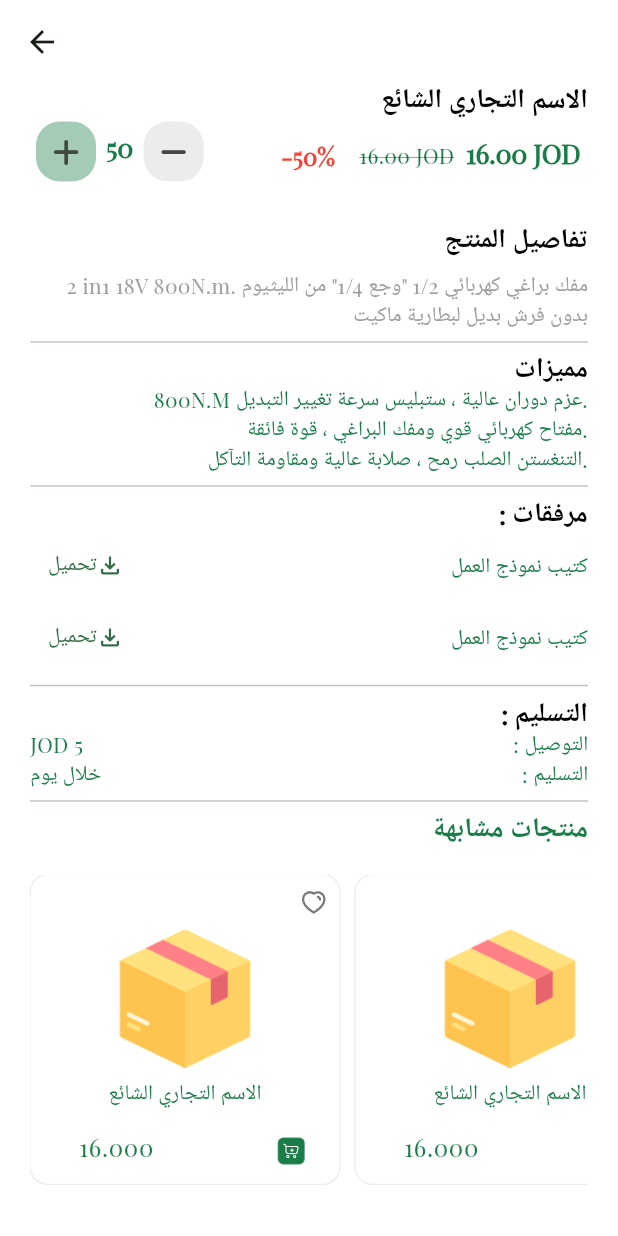
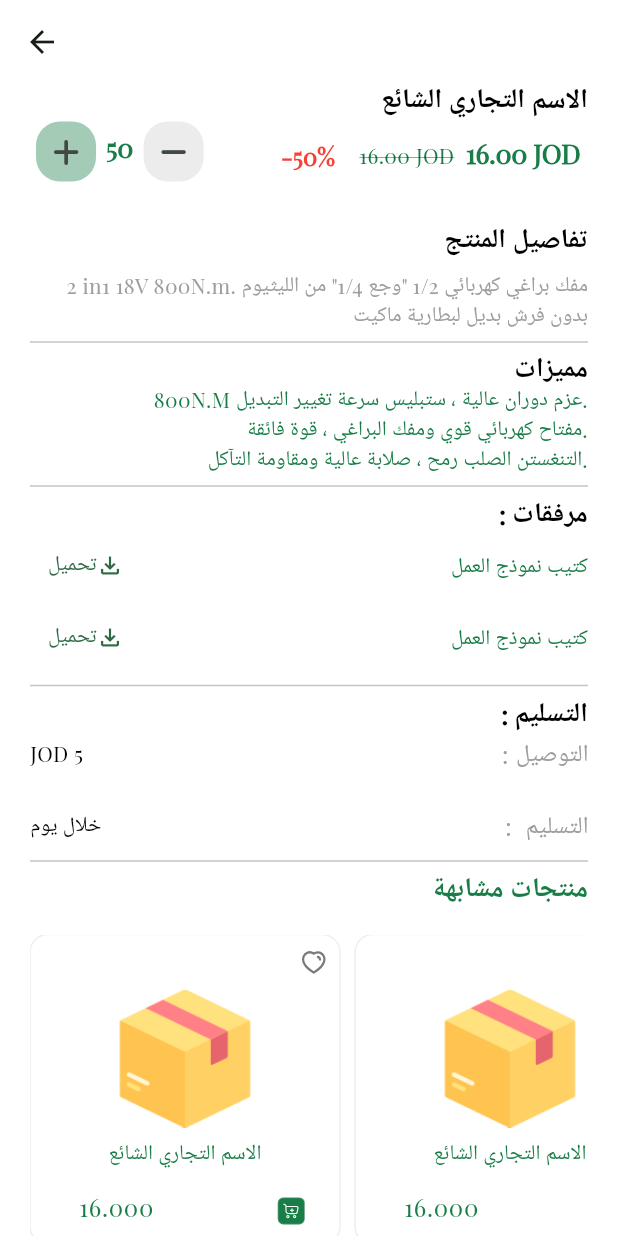
Before and after one commit to ElHbrouk/comatecs, a Flutter app: the ItemDetailView screen opened directly, on a phone screen of 412 x 824 dp. Run offline on Flutter 3.47's test engine with Material 3 defaults, Android fonts, the phone set to English and light mode, and no system bars; our stand-ins replace dartz, firebase_messaging, flutter_otp_text_field, flutter_svg, fluttericon, font_awesome_flutter and 3 more; accounts and stored records are empty; project files that could hold a hidden picture were left out.

Commit message:
Refactor item delivery widget UI
- Adjusted font sizes and colors for better readability
- Added vertical spacing between rows for improved layout

```diff
--- a/lib/features/home/presentaion/views/widgets/items/item_deliver.dart
+++ b/lib/features/home/presentaion/views/widgets/items/item_deliver.dart
@@ -15,22 +15,41 @@ class ItemDeliver extends StatelessWidget {
                 color: Colors.black,
               ),
         ),
-        const Row(
+        Row(
           mainAxisAlignment: MainAxisAlignment.spaceBetween,
           children: [
             Text(
               'JOD 5',
+              style: Theme.of(context).textTheme.bodyMedium!.copyWith(
+                    color: Colors.black,
+                  ),
             ),
             Text(
               ': التوصيل',
+              style: Theme.of(context).textTheme.bodyLarge!.copyWith(
+                    color: Colors.grey,
+                  ),
             ),
           ],
         ),
-        const Row(
+        const SizedBox(
+          height: 16,
+        ),
+        Row(
           mainAxisAlignment: MainAxisAlignment.spaceBetween,
           children: [
-            Text('خلال يوم '),
-            Text(': التسليم'),
+            Text(
+              'خلال يوم ',
+              style: Theme.of(context).textTheme.bodyMedium!.copyWith(
+                    color: Colors.black,
+                  ),
+            ),
+            Text(
+              ':  التسليم',
+              style: Theme.of(context).textTheme.bodyLarge!.copyWith(
+                    color: Colors.grey,
+                  ),
+            ),
           ],
         ),
       ],
```
